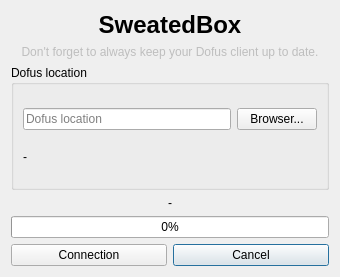
First picture: the form in src/gui/connectiondialog.ui, repository josuesavy/BotDofus, before the edit.
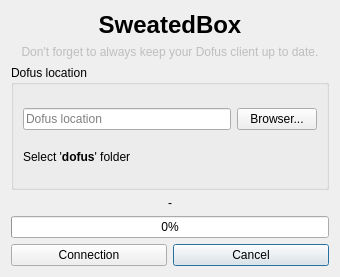
Second picture: the form after the edit. Icons and pictures are not drawn.

Patch:
```diff
--- a/src/gui/connectiondialog.ui
+++ b/src/gui/connectiondialog.ui
@@ -136,7 +136,7 @@
          </sizepolicy>
         </property>
         <property name="text">
-         <string>-</string>
+         <string>&lt;html&gt;&lt;head/&gt;&lt;body&gt;&lt;p&gt;Select '&lt;span style=&quot; font-weight:700;&quot;&gt;dofus&lt;/span&gt;' folder&lt;/p&gt;&lt;/body&gt;&lt;/html&gt;</string>
         </property>
        </widget>
       </item>
```
Left out of the diff: 1 changed line with no effect on the pictures.
